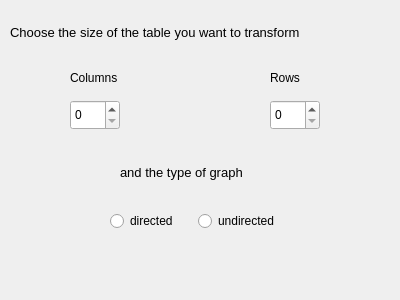
Funix565/KDM_Graph, file start_dialog.ui: the form before one commit.
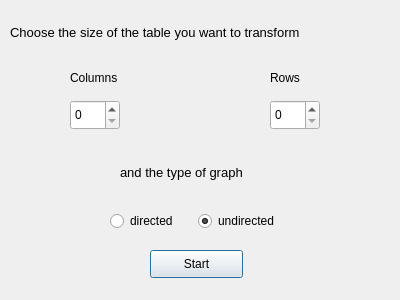
The form after the commit.

Commit message: Start dialog with source data. Button to close and return for main. retData and signals are in process

What changed in the file:
```diff
--- a/start_dialog.ui
+++ b/start_dialog.ui
@@ -107,6 +107,19 @@
     <string>and the type of graph</string>
    </property>
   </widget>
+  <widget class="QPushButton" name="pushButton_start">
+   <property name="geometry">
+    <rect>
+     <x>150</x>
+     <y>250</y>
+     <width>93</width>
+     <height>28</height>
+    </rect>
+   </property>
+   <property name="text">
+    <string>Start</string>
+   </property>
+  </widget>
   <widget class="QWidget" name="">
    <property name="geometry">
     <rect>
@@ -129,6 +142,9 @@
       <property name="text">
        <string>undirected</string>
       </property>
+      <property name="checked">
+       <bool>true</bool>
+      </property>
      </widget>
     </item>
    </layout>
```
The commit also changes 5 other files.
